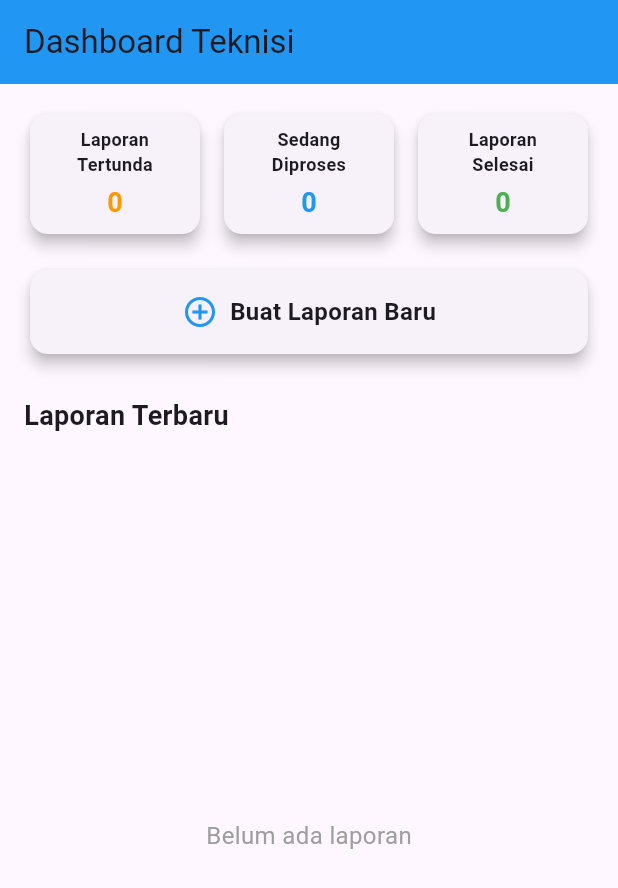
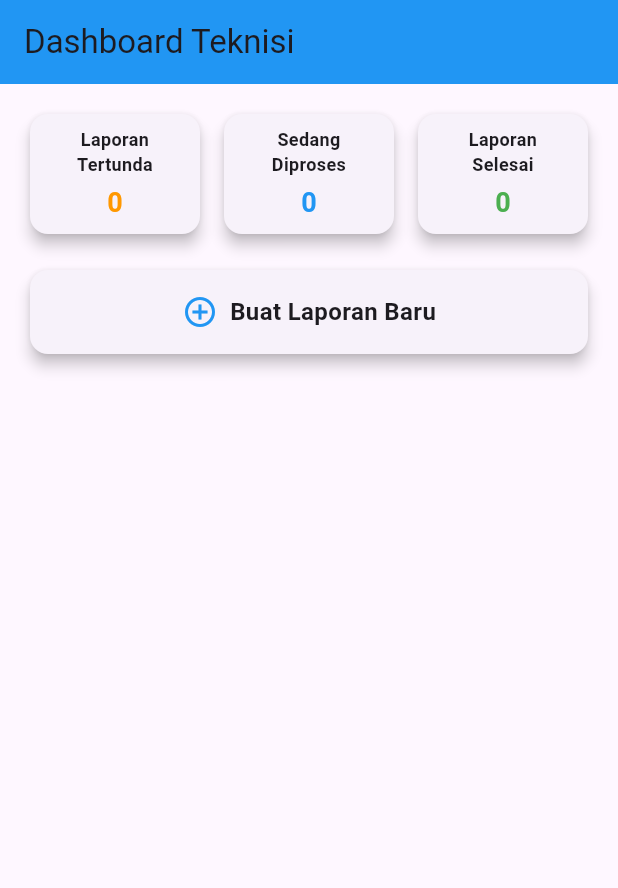
Before and after one commit to BangSam0607-97/Aplikasi_Reporting, a Flutter app: the screen it shows after launch, on a phone screen of 412 x 824 dp. Shown: the top 888 px of the screen. Run offline on Flutter 3.47's test engine with Material 3 defaults, Android fonts, the phone set to English and light mode, and no system bars.

```diff
--- a/lib/main.dart
+++ b/lib/main.dart
@@ -1,5 +1,5 @@
 import 'package:flutter/material.dart';
-import 'package:aplikasi_reporting/screens/dashboard_teknisi_screen.dart';
+import 'package:aplikasi_reporting/screens/Teknisi/dashboard_teknisi_screen.dart';
 
 void main() {
   runApp(const MyApp());
--- a/lib/screens/dashboard_teknisi_screen.dart
+++ b/lib/screens/Teknisi/dashboard_teknisi_screen.dart
@@ -1,5 +1,5 @@
 import 'package:flutter/material.dart';
-import 'package:aplikasi_reporting/screens/laporan_form_screen.dart';
+import 'package:aplikasi_reporting/screens/Teknisi/laporan_form_screen.dart';
 
 class DashboardTeknisiScreen extends StatefulWidget {
   const DashboardTeknisiScreen({Key? key}) : super(key: key);
@@ -119,44 +119,6 @@ class _DashboardTeknisiScreenState extends State<DashboardTeknisiScreen> {
                 ),
               ),
             ),
-
-            const SizedBox(height: 24),
-
-            // Recent Reports Section
-            const Text(
-              'Laporan Terbaru',
-              style: TextStyle(fontSize: 18, fontWeight: FontWeight.bold),
-            ),
-            const SizedBox(height: 16),
-            Expanded(
-              child:
-                  _laporanTertunda == 0 &&
-                      _laporanDiproses == 0 &&
-                      _laporanSelesai == 0
-                  ? const Center(
-                      child: Text(
-                        'Belum ada laporan',
-                        style: TextStyle(fontSize: 16, color: Colors.grey),
-                      ),
-                    )
-                  : ListView.builder(
-                      itemCount: 5,
-                      itemBuilder: (context, index) {
-                        return Card(
-                          margin: const EdgeInsets.only(bottom: 8),
-                          child: ListTile(
-                            leading: const CircleAvatar(
-                              backgroundColor: Colors.blue,
-                              child: Icon(Icons.work, color: Colors.white),
-                            ),
-                            title: Text('Laporan #${index + 1}'),
-                            subtitle: Text('Deskripsi laporan ${index + 1}'),
-                            trailing: _getStatusChip(index),
-                          ),
-                        );
-                      },
-                    ),
-            ),
           ],
         ),
       ),
```
Also changed, not shown: lib/screens/Teknisi/laporan_form_screen.dart (renamed from lib/screens/laporan_form_screen.dart).
